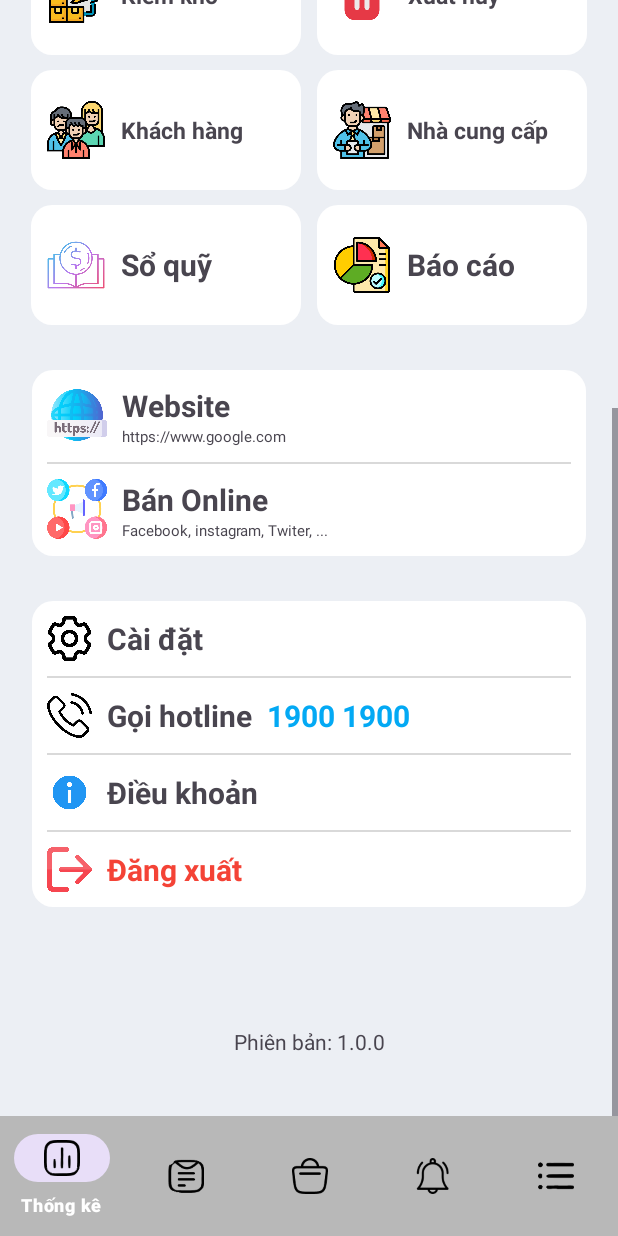
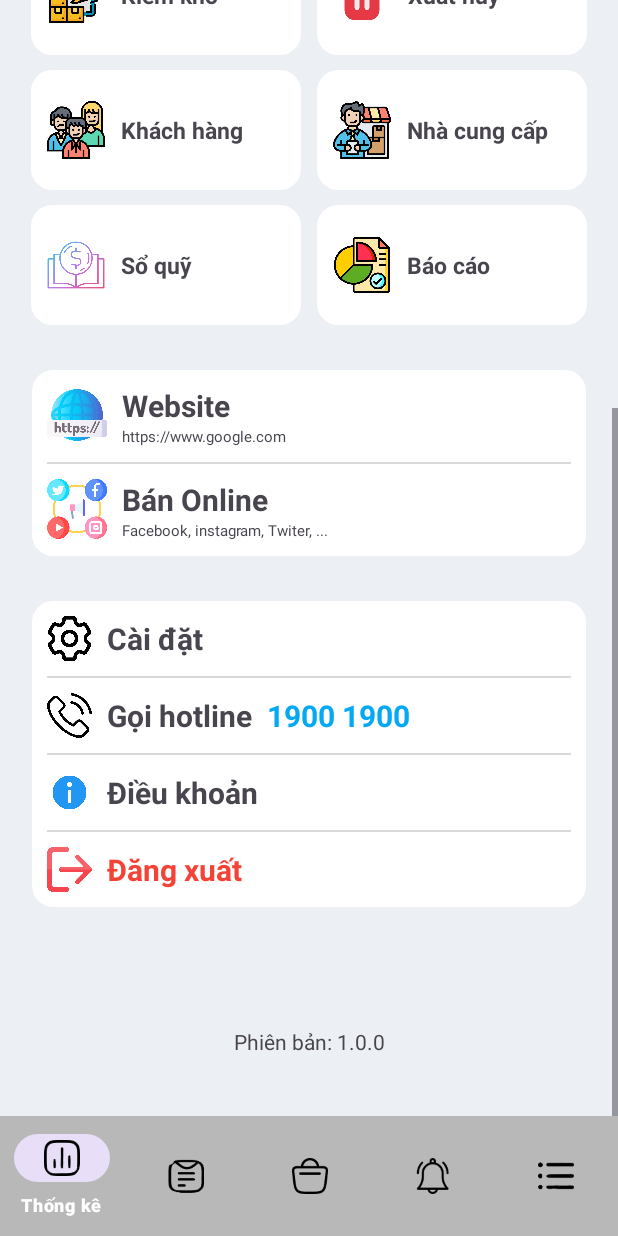
Before and after one commit to thang-nguyen-coder/QLKH_team3, an Android app: the fragment Fragment_User placed in its activity, scrolled down 428 dp, on a phone screen of 412 x 824 dp. Run offline under Robolectric (Android 15) with nearby library versions, the phone set to English and light mode, and no system bars.

Commit message:
updata size text part 2

```diff
--- a/app/src/main/res/layout/fragment__user.xml
+++ b/app/src/main/res/layout/fragment__user.xml
@@ -332,7 +332,7 @@
                             android:layout_marginHorizontal="10dp"
                             android:gravity="center"
                             android:textStyle="bold"
-                            android:textSize="20sp"
+                            android:textSize="15sp"
                             android:text="Sổ quỹ"
                             android:layout_width="wrap_content"
                             android:layout_height="match_parent"/>
@@ -355,7 +355,7 @@
                             android:layout_marginHorizontal="10dp"
                             android:gravity="center"
                             android:textStyle="bold"
-                            android:textSize="20sp"
+                            android:textSize="15sp"
                             android:text="Báo cáo"
                             android:layout_width="wrap_content"
                             android:layout_height="match_parent"/>
```
